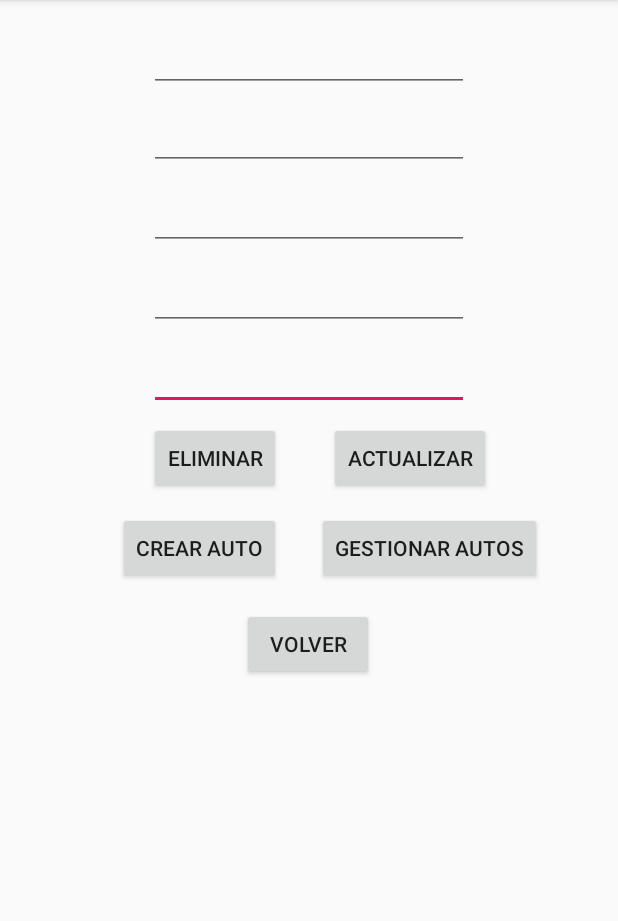
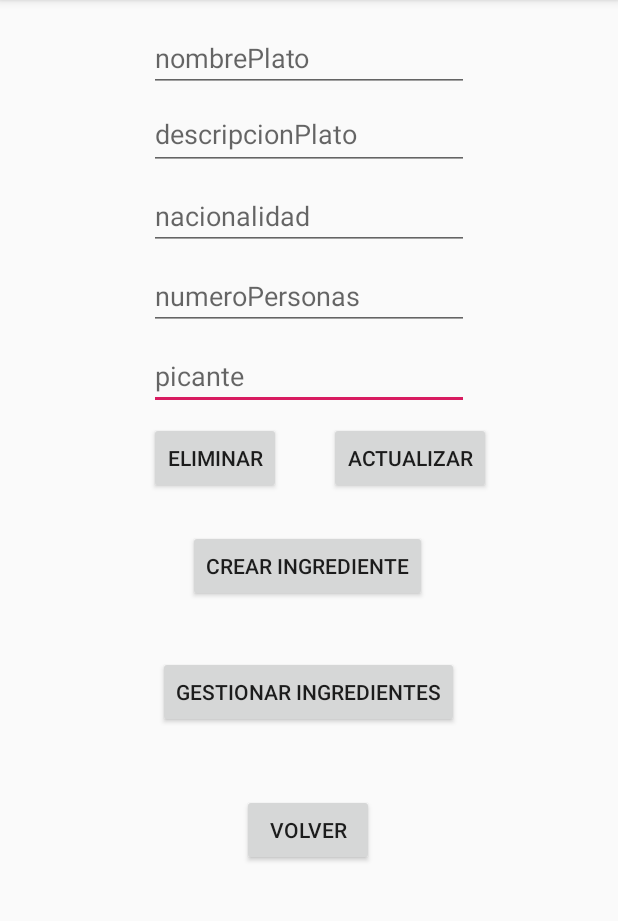
Before and after one commit to 2019-a-gr2-moviles/mov-criollo-velasco-javier, an Android app: the ActualizarActivity screen opened directly, with no data from a screen before it, on a phone screen of 412 x 824 dp, the part 84-1005 px from its top. Run offline under Robolectric (Android 15) with nearby library versions, the phone set to English and light mode, and no system bars; 7 statements that could not run were skipped.

Commit message:
ExamenB1V4
arregle errores con la actualizacion

```diff
--- a/ExamenB1Javier/app/src/main/AndroidManifest.xml
+++ b/ExamenB1Javier/app/src/main/AndroidManifest.xml
@@ -17,11 +17,11 @@
         </activity>
         <activity android:name=".ActualizarActivity">
         </activity>
-        <activity android:name=".IngresarAutoActivity">
+        <activity android:name=".IngresarIngredientesActivity">
         </activity>
-        <activity android:name=".ConsultarAutosActivity">
+        <activity android:name=".ConsultarIngredietesActivity">
         </activity>
-        <activity android:name=".ActualizarAutoActivity">
+        <activity android:name=".ActualizarIngredientesActivity">
         </activity>
         <activity android:name=".ActualizarIngredientesActivity">
         </activity>
--- a/ExamenB1Javier/app/src/main/java/com/example/examenb1javier/ConsultarActivity.kt
+++ b/ExamenB1Javier/app/src/main/java/com/example/examenb1javier/ConsultarActivity.kt
@@ -16,7 +16,7 @@ class ConsultarActivity : AppCompatActivity() {
         val adapter = ArrayAdapter<Comida>(
             this,
             android.R.layout.simple_list_item_1,
-            BaseComida.mostrarEquipo()
+            BaseComida.mostrarComida()
         )
         lstView.adapter = adapter;
         lstView.onItemClickListener = AdapterView.OnItemClickListener { parent, view, position, id ->
--- a/ExamenB1Javier/app/src/main/res/layout/activity_actualizar.xml
+++ b/ExamenB1Javier/app/src/main/res/layout/activity_actualizar.xml
@@ -15,7 +15,8 @@
             android:id="@+id/txtCampeonAct"
             app:layout_constraintStart_toStartOf="@+id/txtNumCopInter"
             app:layout_constraintEnd_toEndOf="@+id/txtNumCopInter" app:layout_constraintHorizontal_bias="0.0"
-            android:layout_marginTop="8dp" app:layout_constraintTop_toBottomOf="@+id/txtNumCopInter"/>
+            android:layout_marginTop="8dp" app:layout_constraintTop_toBottomOf="@+id/txtNumCopInter"
+            android:hint="picante"/>
     <EditText
             android:layout_width="wrap_content"
             android:layout_height="wrap_content"
@@ -24,7 +25,7 @@
             android:id="@+id/txtFechaCreacion" android:layout_marginTop="8dp"
             app:layout_constraintTop_toBottomOf="@+id/txtLiga"
             app:layout_constraintStart_toStartOf="@+id/txtLiga" app:layout_constraintEnd_toEndOf="@+id/txtLiga"
-            app:layout_constraintHorizontal_bias="0.0"/>
+            app:layout_constraintHorizontal_bias="0.0" android:hint="nacionalidad"/>
     <EditText
             android:layout_width="wrap_content"
             android:layout_height="48dp"
@@ -33,7 +34,7 @@
             android:id="@+id/txtLiga" android:layout_marginTop="4dp"
             app:layout_constraintTop_toBottomOf="@+id/txtNombre"
             app:layout_constraintStart_toStartOf="@+id/txtNombre" app:layout_constraintEnd_toEndOf="@+id/txtNombre"
-            app:layout_constraintHorizontal_bias="0.0"/>
+            app:layout_constraintHorizontal_bias="0.0" android:hint="descripcionPlato"/>
     <EditText
             android:layout_width="wrap_content"
             android:layout_height="wrap_content"
@@ -42,7 +43,7 @@
             android:id="@+id/txtNombre" android:layout_marginTop="16dp"
             app:layout_constraintTop_toTopOf="parent" android:layout_marginEnd="8dp"
             app:layout_constraintEnd_toEndOf="parent" android:layout_marginStart="8dp"
-            app:layout_constraintStart_toStartOf="parent"/>
+            app:layout_constraintStart_toStartOf="parent" android:hint="nombrePlato"/>
     <Button
             android:text="Eliminar"
             android:layout_width="wrap_content"
@@ -60,20 +61,22 @@
             app:layout_constraintTop_toBottomOf="@+id/txtCampeonAct" app:layout_constraintEnd_toEndOf="parent"
             android:layout_marginEnd="8dp" app:layout_constraintHorizontal_bias="0.0"/>
     <Button
-            android:text="Crear Auto"
+            android:text="Crear Ingrediente"
             android:layout_width="wrap_content"
             android:layout_height="wrap_content"
-            android:id="@+id/btnCrearJugador" app:layout_constraintStart_toStartOf="@+id/btnEliminar"
-            app:layout_constraintEnd_toEndOf="@+id/btnEliminar" android:layout_marginTop="12dp"
-            app:layout_constraintTop_toBottomOf="@+id/btnEliminar"
-            app:layout_constraintHorizontal_bias="1.0"/>
+            android:id="@+id/btnCrearJugador"
+            app:layout_constraintEnd_toEndOf="@+id/btnActualizar"
+            android:layout_marginEnd="8dp" app:layout_constraintStart_toStartOf="@+id/btnEliminar"
+            android:layout_marginStart="8dp" app:layout_constraintTop_toBottomOf="@+id/txtCampeonAct"
+            android:layout_marginTop="80dp" app:layout_constraintHorizontal_bias="0.346"/>
     <Button
-            android:text="Gestionar Autos"
+            android:text="Gestionar Ingredientes"
             android:layout_width="wrap_content"
             android:layout_height="wrap_content"
-            android:id="@+id/btnGestionarJugador" app:layout_constraintStart_toStartOf="@+id/btnActualizar"
-            app:layout_constraintEnd_toEndOf="@+id/btnActualizar" android:layout_marginTop="12dp"
-            app:layout_constraintTop_toBottomOf="@+id/btnActualizar" app:layout_constraintHorizontal_bias="0.2"/>
+            android:id="@+id/btnGestionarJugador"
+            app:layout_constraintTop_toBottomOf="@+id/btnCrearJugador"
+            android:layout_marginTop="36dp" app:layout_constraintEnd_toEndOf="@+id/btnCrearJugador"
+            app:layout_constraintStart_toStartOf="@+id/btnCrearJugador" app:layout_constraintHorizontal_bias="0.487"/>
     <EditText
             android:layout_width="wrap_content"
             android:layout_height="wrap_content"
@@ -82,13 +85,14 @@
             android:id="@+id/txtNumCopInter"
             app:layout_constraintStart_toStartOf="@+id/txtFechaCreacion"
             app:layout_constraintEnd_toEndOf="@+id/txtFechaCreacion" android:layout_marginTop="8dp"
-            app:layout_constraintTop_toBottomOf="@+id/txtFechaCreacion"/>
+            app:layout_constraintTop_toBottomOf="@+id/txtFechaCreacion" android:hint="numeroPersonas"/>
     <Button
             android:text="Volver"
             android:layout_width="wrap_content"
             android:layout_height="wrap_content"
-            android:id="@+id/btnMenuRetorno" app:layout_constraintStart_toStartOf="@+id/btnCrearJugador"
+            android:id="@+id/btnMenuRetorno"
+            app:layout_constraintStart_toStartOf="@+id/btnGestionarJugador"
             app:layout_constraintEnd_toEndOf="@+id/btnGestionarJugador"
-            app:layout_constraintTop_toBottomOf="@+id/btnGestionarJugador" android:layout_marginTop="16dp"
-            app:layout_constraintHorizontal_bias="0.401" android:layout_marginStart="8dp"/>
+            app:layout_constraintTop_toBottomOf="@+id/btnGestionarJugador" android:layout_marginTop="44dp"
+            app:layout_constraintHorizontal_bias="0.495"/>
 </android.support.constraint.ConstraintLayout>
--- a/ExamenB1Javier/app/src/main/res/layout/activity_consultar_autos.xml
+++ b/ExamenB1Javier/app/src/main/res/layout/activity_consultar_ingredientes.xml
@@ -5,7 +5,7 @@
         xmlns:app="http://schemas.android.com/apk/res-auto"
         android:layout_width="match_parent"
         android:layout_height="match_parent"
-        tools:context=".ConsultarAutosActivity">
+        tools:context=".ConsultarIngredietesActivity">
     <ListView
             android:layout_width="368dp"
             android:layout_height="495dp" tools:layout_editor_absoluteY="8dp" tools:layout_editor_absoluteX="8dp"
--- a/ExamenB1Javier/app/src/main/res/layout/activity_menu.xml
+++ b/ExamenB1Javier/app/src/main/res/layout/activity_menu.xml
@@ -8,7 +8,7 @@
         tools:context=".MenuActivity">
 
     <Button
-            android:text="Gestionar Conductores"
+            android:text="Gestionar Comida"
             android:layout_width="128dp"
             android:layout_height="66dp"
             android:id="@+id/btnEquipo" android:layout_marginTop="64dp"
@@ -16,7 +16,7 @@
             android:layout_marginEnd="8dp" app:layout_constraintStart_toStartOf="parent"
             android:layout_marginStart="8dp" app:layout_constraintHorizontal_bias="0.531"/>
     <Button
-            android:text="Crear Conductor"
+            android:text="Crear Comida"
             android:layout_width="128dp"
             android:layout_height="66dp"
             android:id="@+id/btnCrearEquipo" android:layout_marginTop="8dp"
```
Also changed, not shown: ExamenB1Javier/app/src/main/java/com/example/examenb1javier/ActualizarActivity.kt (+24 -24 lines), ExamenB1Javier/app/src/main/java/com/example/examenb1javier/ActualizarIngredientesActivity.kt (renamed from ExamenB1Javier/app/src/main/java/com/example/examenb1javier/ActualizarAutoActivity.kt, +19 -19 lines), ExamenB1Javier/app/src/main/java/com/example/examenb1javier/BaseComida.kt (+4 -4 lines), ExamenB1Javier/app/src/main/java/com/example/examenb1javier/BaseIngredientes.kt (+5 -5 lines), ExamenB1Javier/app/src/main/java/com/example/examenb1javier/Comida.kt (+21 -14 lines), ExamenB1Javier/app/src/main/java/com/example/examenb1javier/ConsultarIngredietesActivity.kt (renamed from ExamenB1Javier/app/src/main/java/com/example/examenb1javier/ConsultarAutosActivity.kt, +5 -5 lines), ExamenB1Javier/app/src/main/java/com/example/examenb1javier/Ingredientes.kt (+24 -18 lines), ExamenB1Javier/app/src/main/java/com/example/examenb1javier/IngresarActivity.kt (+6 -6 lines), ExamenB1Javier/app/src/main/java/com/example/examenb1javier/IngresarIngredientesActivity.kt (renamed from ExamenB1Javier/app/src/main/java/com/example/examenb1javier/IngresarAutoActivity.kt, +11 -11 lines), ExamenB1Javier/app/src/main/res/layout/activity_actualizar_ingredientes.xml (renamed from ExamenB1Javier/app/src/main/res/layout/activity_actualizar_auto.xml, +20 -12 lines), ExamenB1Javier/app/src/main/res/layout/activity_ingresar.xml (+5 -5 lines), ExamenB1Javier/app/src/main/res/layout/activity_ingresar_ingrediente.xml (renamed from ExamenB1Javier/app/src/main/res/layout/activity_ingresar_auto.xml, +8 -8 lines).
